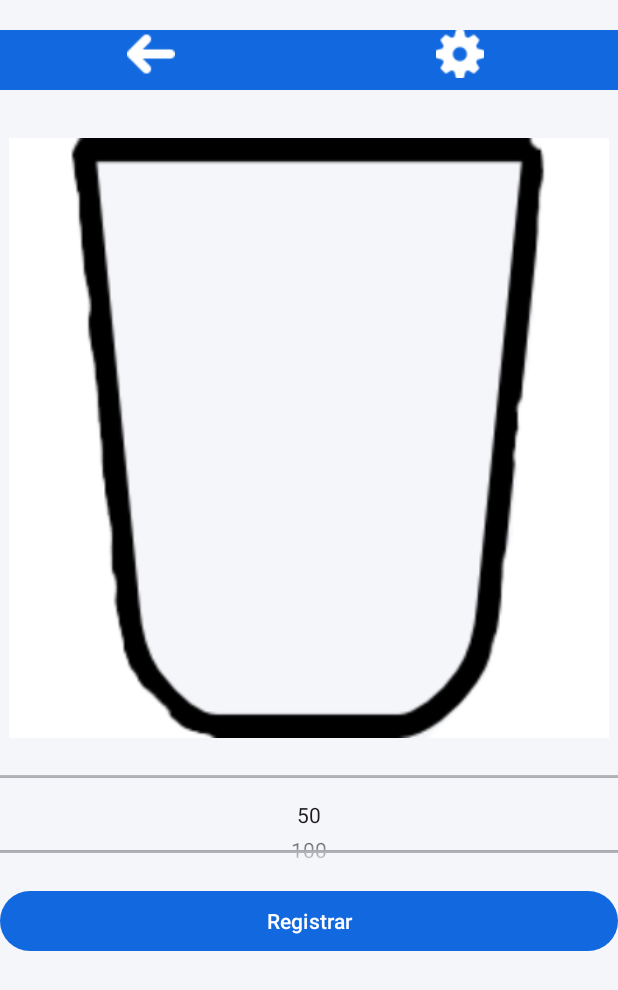
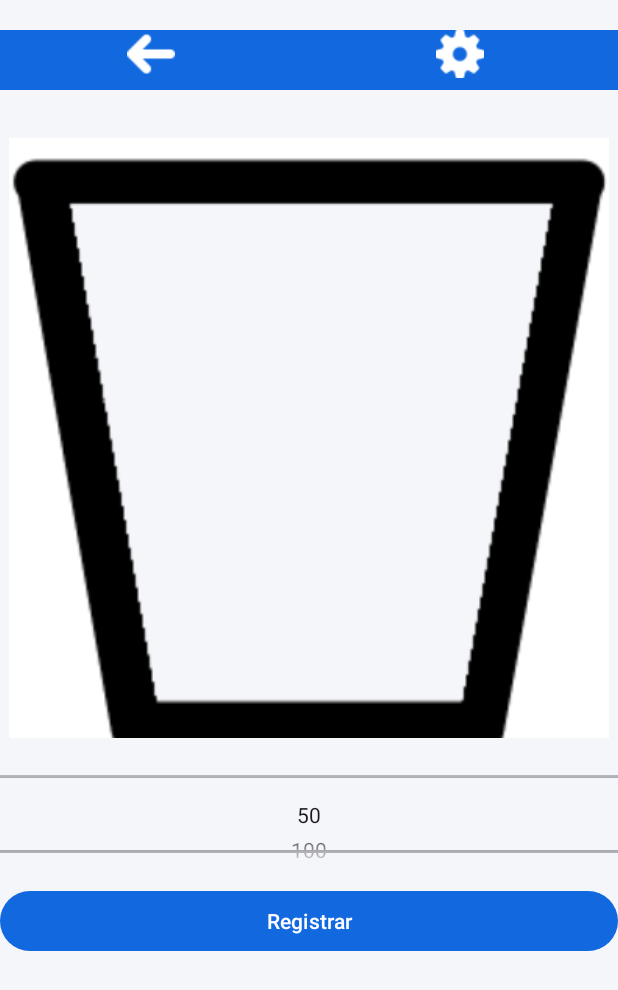
Before and after one commit to everzr/DrinkUpGrupo06, an Android app: the RegistrarConsumoActivity screen opened directly, with no data from a screen before it, on a phone screen of 412 x 824 dp. Shown: the top 990 px of the screen. Run offline under Robolectric (Android 15) with nearby library versions, the phone set to English and light mode, and no system bars.

Commit message:
NUEVAS IMGS

```diff
--- a/app/src/main/java/sv/edu/catolica/drinkupgrupo06/RegistrarConsumoActivity.java
+++ b/app/src/main/java/sv/edu/catolica/drinkupgrupo06/RegistrarConsumoActivity.java
@@ -23,7 +23,7 @@ import java.util.Locale;
 
 public class RegistrarConsumoActivity extends AppCompatActivity {
 
-    private int[] diseños = {R.drawable.ic_vaso, R.drawable.ic_jarra, R.drawable.ic_botella, R.drawable.ic_taza};
+    private int[] diseños = {R.drawable.ic_vaso2, R.drawable.ic_jarra2, R.drawable.ic_botella2, R.drawable.ic_taza1};
     private String[] nombresDiseños = {"Vaso", "Jarra", "Botella", "Taza"};
     private int diseñoSeleccionado = 0;
 
```
Also changed, not shown: app/src/main/res/drawable/ic_botella2.png (added), app/src/main/res/drawable/ic_jarra2.png (added), app/src/main/res/drawable/ic_taza1.png (added), app/src/main/res/drawable/ic_vaso2.png (added).
